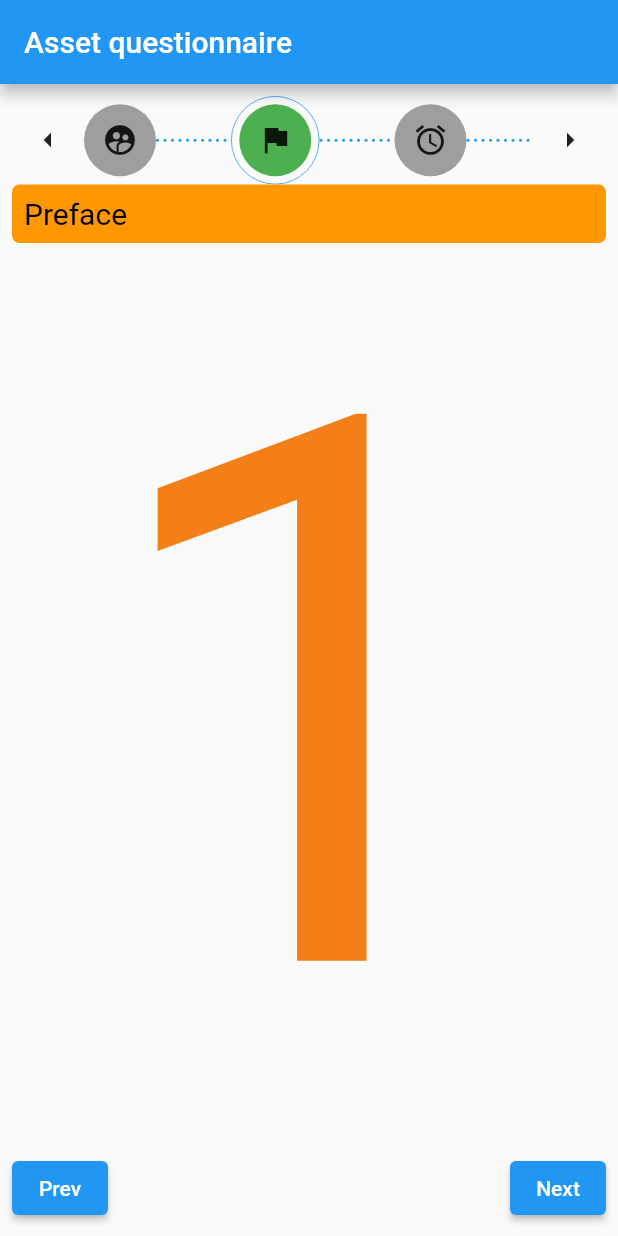
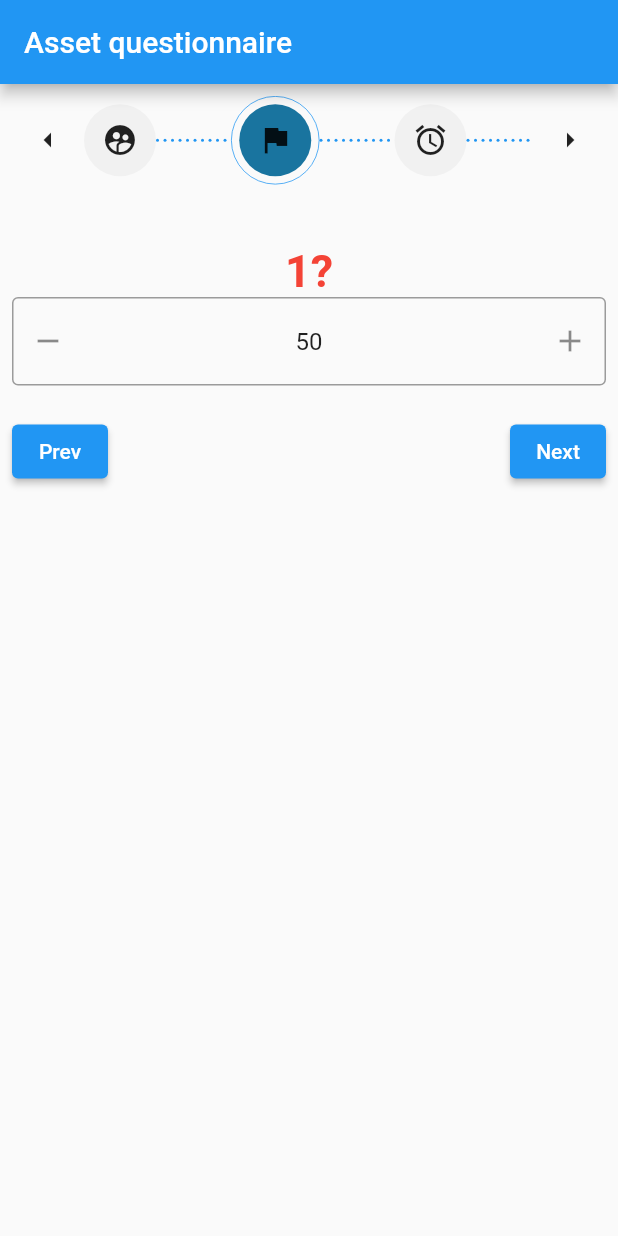
Before and after one commit to omerabargel8/evalumate, a Flutter app: the HomePage screen opened directly, after a tap on "Scans", on a phone screen of 412 x 824 dp. Run offline on Flutter 3.47's test engine with Material 2 defaults, Android fonts, the phone set to English and light mode, and no system bars; drawn by our look-alikes of flutter_spinbox; our stand-ins replace google_fonts, im_stepper, percent_indicator.

Commit message:
question

```diff
--- a/lib/screens/Questions_stepper.dart
+++ b/lib/screens/Questions_stepper.dart
@@ -1,5 +1,7 @@
 import 'package:flutter/material.dart';
+import 'package:flutter_spinbox/material.dart';
 import 'package:im_stepper/stepper.dart';
+import 'package:google_fonts/google_fonts.dart';
 
 class QuestionsStepper extends StatefulWidget {
   @override
@@ -24,6 +26,8 @@ class _QuestionsStepperState extends State<QuestionsStepper> {
           child: Column(
             children: [
               IconStepper(
+                activeStepColor: Color.fromRGBO(0, 101, 149, 0.9),
+                stepColor: Color.fromRGBO(241, 241, 241, 1),
                 icons: [
                   Icon(Icons.supervised_user_circle),
                   Icon(Icons.flag),
@@ -36,7 +40,6 @@ class _QuestionsStepperState extends State<QuestionsStepper> {
 
                 // activeStep property set to activeStep variable defined above.
                 activeStep: activeStep,
-
                 // This ensures step-tapping updates the activeStep.
                 onStepReached: (index) {
                   setState(() {
@@ -44,25 +47,7 @@ class _QuestionsStepperState extends State<QuestionsStepper> {
                   });
                 },
               ),
-              header(),
-              Expanded(
-                child: FittedBox(
-                  child: Center(
-                    // child: Text('$activeStep'),
-                    child: Container(
-                      child: Text(
-                        '$activeStep',
-                        textAlign: TextAlign.start,
-                        style: TextStyle(
-                          fontSize: 16.0,
-                          color: Colors.yellow[900],
-                          fontWeight: FontWeight.w400,
-                        ),
-                      ),
-                    ),
-                  ),
-                ),
-              ),
+              questionMaker(activeStep),
               Row(
                 mainAxisAlignment: MainAxisAlignment.spaceBetween,
                 children: [
@@ -74,6 +59,37 @@ class _QuestionsStepperState extends State<QuestionsStepper> {
           ),
         ),
       ),
+    );
+  }
+
+  Widget question(question) {
+    return Column(
+      children: <Widget>[
+        const SizedBox(
+          height: 40.0,
+        ),
+        RichText(
+          textAlign: TextAlign.center,
+          text: TextSpan(
+            text: '$question',
+            style: GoogleFonts.portLligatSans(
+              textStyle: Theme.of(context).textTheme.display1,
+              fontSize: 30,
+              fontWeight: FontWeight.w700,
+              color: Colors.red,
+            ),
+          ),
+        ),
+        SpinBox(
+          min: 1,
+          max: 100,
+          value: 50,
+          onChanged: (value) => print(value),
+        ),
+        const SizedBox(
+          height: 20.0,
+        ),
+      ],
     );
   }
 
@@ -107,53 +123,29 @@ class _QuestionsStepperState extends State<QuestionsStepper> {
     );
   }
 
-  /// Returns the header wrapping the header text.
-  Widget header() {
-    return Container(
-      decoration: BoxDecoration(
-        color: Colors.orange,
-        borderRadius: BorderRadius.circular(5),
-      ),
-      child: Row(
-        children: [
-          Padding(
-            padding: const EdgeInsets.all(8.0),
-            child: Text(
-              headerText(),
-              style: TextStyle(
-                color: Colors.black,
-                fontSize: 20,
-              ),
-            ),
-          ),
-        ],
-      ),
-    );
-  }
-
   // Returns the header text based on the activeStep.
-  String headerText() {
+  Widget questionMaker(index) {
     switch (activeStep) {
       case 1:
-        return 'Preface';
+        return question("1?");
 
       case 2:
-        return 'Table of Contents';
+        return question("2?");
 
       case 3:
-        return 'About the Author';
+        return question("3?");
 
       case 4:
-        return 'Publisher Information';
+        return question("4?");
 
       case 5:
-        return 'Reviews';
+        return question("5?");
 
       case 6:
-        return 'Chapters #1';
+        return question("6?");
 
       default:
-        return 'Introduction';
+        return question("7?");
     }
   }
 }
--- a/pubspec.yaml
+++ b/pubspec.yaml
@@ -31,6 +31,8 @@ dependencies:
   cupertino_icons: ^1.0.2
   percent_indicator: ^2.1.3
   im_stepper: ^0.1.2+5
+  flutter_spinbox: ^0.5.2
+  google_fonts: ^2.0.0
 
 dev_dependencies:
   flutter_test:
```
Also changed, not shown: pubspec.lock.
